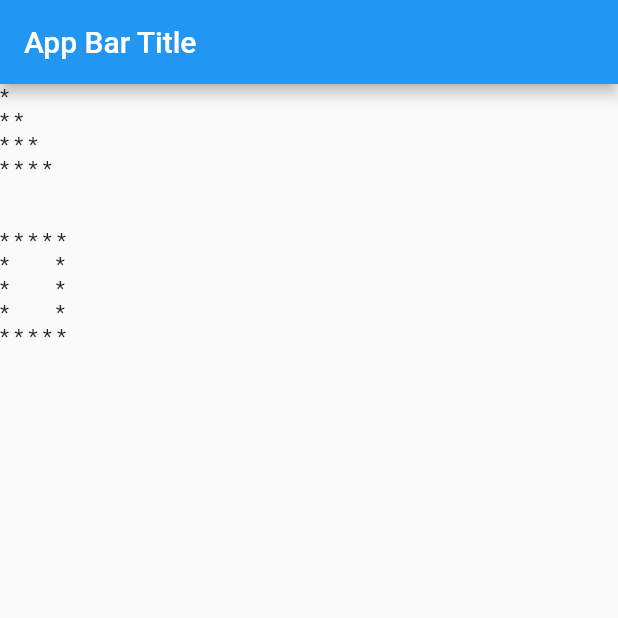
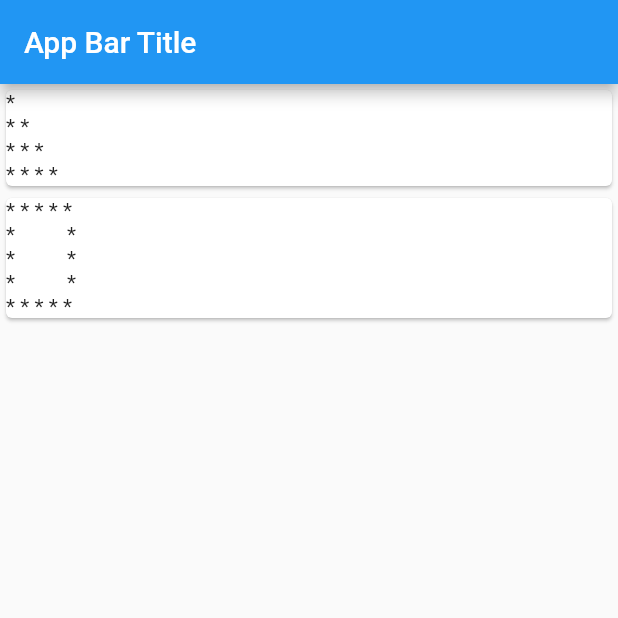
Before and after one commit to ajitmalekar79/FlutterPattern, a Flutter app: the screen it shows after launch, on a phone screen of 412 x 824 dp, the top half of it. Run offline on Flutter 3.47's test engine with Material 2 defaults, Android fonts, the phone set to English and light mode, and no system bars.

Commit message:
Add existing file

```diff
--- a/lib/main.dart
+++ b/lib/main.dart
@@ -3,20 +3,65 @@ import 'package:flutter/material.dart';
 void main() => runApp(MyApp());
 
 class MyApp extends StatelessWidget {
+
+  var line=List();
   @override
   Widget build(BuildContext context) {
+    printStarWid();
     return MaterialApp(
       title: "My First App",
       home: new Scaffold(
           appBar: new AppBar(
             title: new Text("App Bar Title"),
           ),
-          body: new Text(printStar()+"\n\n"+printSquare())
+          body: new Container(
+            child: ListView.builder(itemBuilder: (BuildContext context, int index){
+              if(index==0){
+                return Card(
+                    child: Column(
+                        crossAxisAlignment: CrossAxisAlignment.stretch,
+                        children: <Widget>[
+                    for(var pattern in line)
+                    Text(pattern)
+              ],
+              ),
+              );
+              }else{
+              return Card(
+              child: Column(
+              crossAxisAlignment: CrossAxisAlignment.stretch,
+              children: <Widget>[
+              Row(
+              children: <Widget>[
+                for(int i=0;i<5;i++)
+                Text("* ")
+              ]
+              ),
+              for(int i=0;i<3;i++)
+                Row(
+                children: <Widget>[
+                  Text("*          *")
+                ]
+                ),
+              Row(
+              children:<Widget>[
+              for(int i=0;i<5;i++)
+              Text("* ")
+              ]
+              )
+              ],
+              ),
+              );
+              }
+            },
+            itemCount: 2,),
+          ),
+
       ),
     );
   }
 
-  printStar(){                    //function to print stars
+  printStarWid(){                    //function to print stars
     String temp = "";
     for(int i=0; i<4; i++){
 
@@ -24,32 +69,9 @@ class MyApp extends StatelessWidget {
       for(int j=0; j<=i; j++)
         t=t+"* ";
 
-      temp = temp+t+"\n";
+      line.add(t);
     }
 
     return temp;
   }
-
-  //function to print square of stars
-  printSquare(){
-
-    String temp = "";
-    for(int i=0;i<5;i++){
-
-      String t="";
-      for(int j = 0;j<5;j++){
-        if(i==0 || i==4)
-          t=t+"* ";
-        else {
-          if (j == 0 || j == 4)
-            t = t + "*";
-          else
-            t = t + "   ";
-        }
-      }
-
-      temp = temp+t+"\n";
-    }
-    return temp;
-  }
 }
```
Also changed, not shown: 10 other files.
